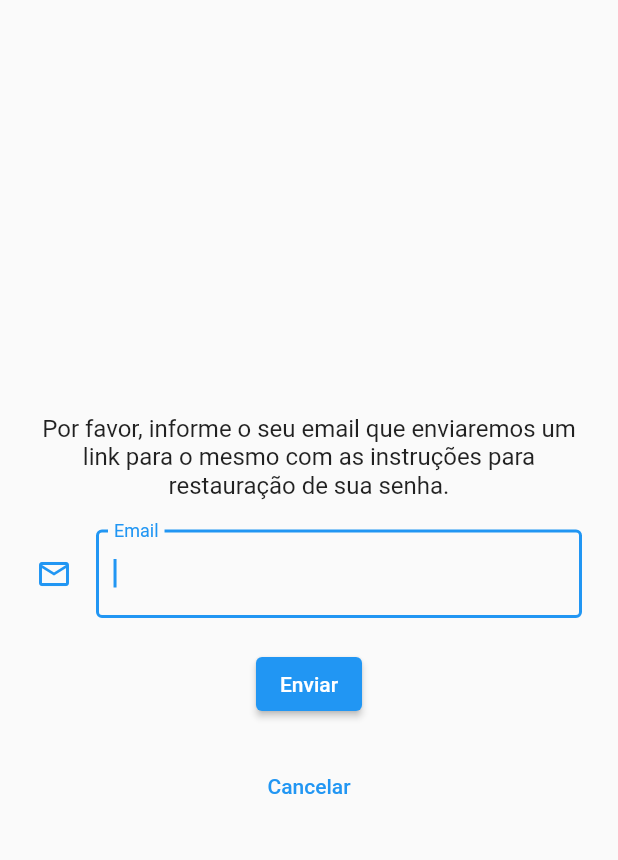
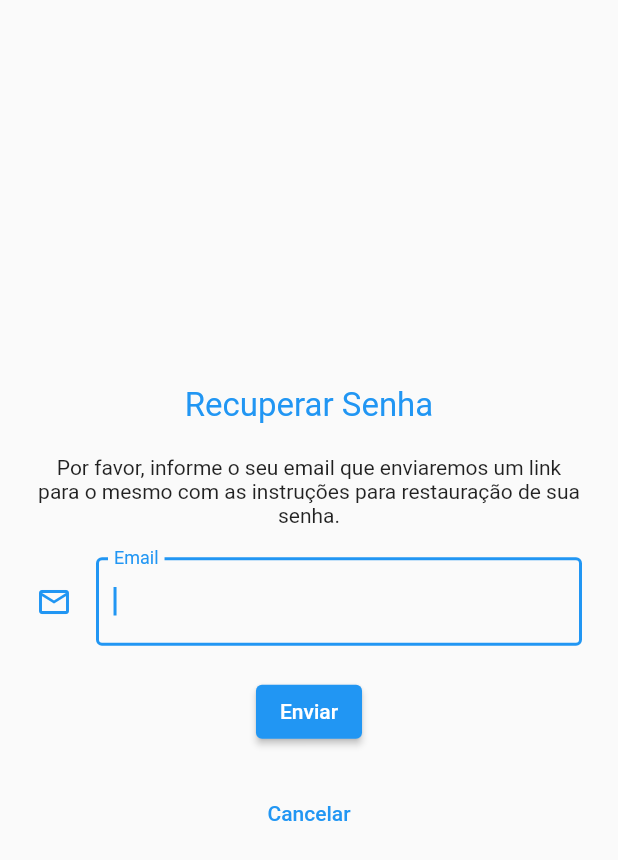
Before and after one commit to MirelaMartins/TopEspInfo_Prova02, a Flutter app: the screen it shows after launch, after a tap on "Esqueceu a senha?", on a phone screen of 412 x 824 dp. Shown: the top 860 px of the screen. Run offline on Flutter 3.47's test engine with Material 2 defaults, Android fonts, the phone set to English and light mode, and no system bars.

Commit message:
Update01

```diff
--- a/prova02/lib/cadastro.dart
+++ b/prova02/lib/cadastro.dart
@@ -28,6 +28,18 @@ class CadastroState extends State<Cadastro> {
       return 'Digite um valor válido!';
     }
     return null;
+  }
+
+  Widget buildTextCadastro(){
+   return const Text(
+      "Cadastro",
+      style: TextStyle(
+            fontSize: 20,
+            fontWeight: FontWeight.w400,
+            color: Colors.blue,
+      ),
+      textAlign: TextAlign.center,
+      );
   }
 
   Widget buildCampoNome() {
@@ -106,6 +118,8 @@ class CadastroState extends State<Cadastro> {
             child: Column(
               mainAxisAlignment: MainAxisAlignment.center,
               children: <Widget>[
+                buildTextCadastro(),
+                const SizedBox(height: 20),
                 buildCampoNome(),
                 const SizedBox(height: 20),
                 buildCampoEmail(),
--- a/prova02/lib/login.dart
+++ b/prova02/lib/login.dart
@@ -27,6 +27,19 @@ class ScreenLoginState extends State<Login> {
       return 'Digite um valor válido!';
     }
     return null;
+  }
+
+  Widget buildTexLogin(){
+   // ignore: prefer_const_constructors
+   return const Text(
+      "Login",
+      style: TextStyle(
+            fontSize: 22,
+            fontWeight: FontWeight.w400,
+            color: Colors.blue,
+      ),
+      textAlign: TextAlign.center,
+      );
   }
 
   Widget buildCampoUsuario() {
@@ -112,6 +125,8 @@ class ScreenLoginState extends State<Login> {
             child: Column(
               mainAxisAlignment: MainAxisAlignment.center,
               children: <Widget>[
+                buildTexLogin(),
+                const SizedBox(height: 20),
                 buildCampoUsuario(),
                 const SizedBox(height: 20),
                 buildCampoSenha(),
--- a/prova02/lib/main.dart
+++ b/prova02/lib/main.dart
@@ -14,7 +14,7 @@ class LoginApp extends StatelessWidget {
         debugShowCheckedModeBanner: false,
         home: Scaffold(
           appBar: AppBar(
-            title: const Text('Login'),
+            title: const Text(''),
           ),
           body: const Login(),
         ));
--- a/prova02/lib/recuperarSenha.dart
+++ b/prova02/lib/recuperarSenha.dart
@@ -21,17 +21,32 @@ class RecuperarSenhaState extends State<RecuperarSenha> {
   final GlobalKey<FormState> _formKey = GlobalKey<FormState>();
   TextEditingController controller = TextEditingController();
 
+  Widget buildTextSenha(){
+   // ignore: prefer_const_constructors
+   return const Text(
+      "Recuperar Senha",
+      style: TextStyle(
+            fontSize: 22,
+            fontWeight: FontWeight.w400,
+            color: Colors.blue,
+      ),
+      textAlign: TextAlign.center,
+      );
+  }
+
   Widget buildTextEmail(){
    // ignore: prefer_const_constructors
    return const Text(
       "Por favor, informe o seu email que enviaremos um link para o mesmo com as instruções para restauração de sua senha.",
       style: TextStyle(
-            fontSize: 16,
+            fontSize: 14,
             fontWeight: FontWeight.w400,
       ),
       textAlign: TextAlign.center,
       );
   }
+
+
   Widget buildCampoEmail() {
     return TextFormField(
       autofocus: true,
@@ -84,6 +99,8 @@ class RecuperarSenhaState extends State<RecuperarSenha> {
             child: Column(
               mainAxisAlignment: MainAxisAlignment.center,
               children: <Widget>[
+                buildTextSenha(),
+                const SizedBox(height: 20),
                 buildTextEmail(),
                 const SizedBox(height: 20),
                 buildCampoEmail(),
```
